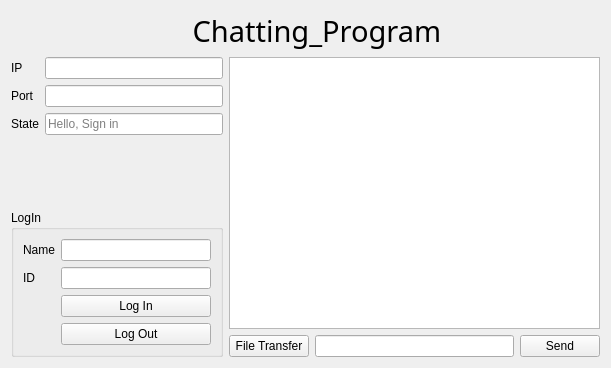
First picture: the form in Osstem_Project/chattingform.ui, repository jshs214/Qt_Project, before the edit.
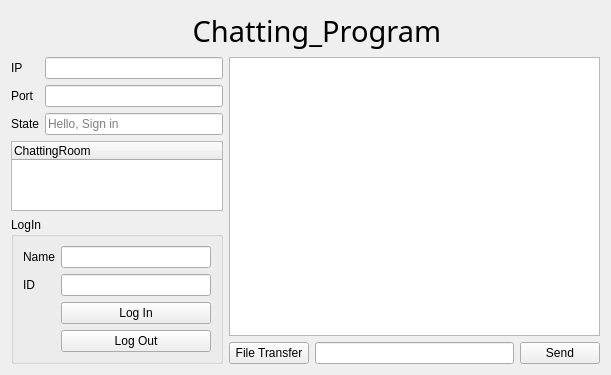
Second picture: the form after the edit.

Patch:
```diff
--- a/Osstem_Project/chattingform.ui
+++ b/Osstem_Project/chattingform.ui
@@ -128,6 +128,15 @@
          </item>
         </layout>
        </item>
+       <item>
+        <widget class="QTreeWidget" name="stateTreeWidget">
+         <column>
+          <property name="text">
+           <string>ChattingRoom</string>
+          </property>
+         </column>
+        </widget>
+       </item>
        <item>
         <widget class="QGroupBox" name="groupBox">
          <property name="title">
@@ -184,7 +193,11 @@
      <item>
       <layout class="QVBoxLayout" name="verticalLayout">
        <item>
-        <widget class="QTextEdit" name="message"/>
+        <widget class="QTextEdit" name="message">
+         <property name="readOnly">
+          <bool>true</bool>
+         </property>
+        </widget>
        </item>
        <item>
         <layout class="QHBoxLayout" name="horizontalLayout">
```
